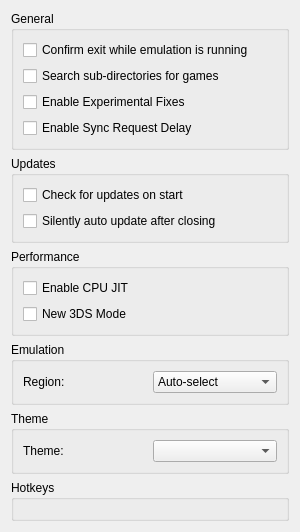
Old version of the form src/citra_qt/configuration/configure_general.ui in the repository grimtnt/citra.
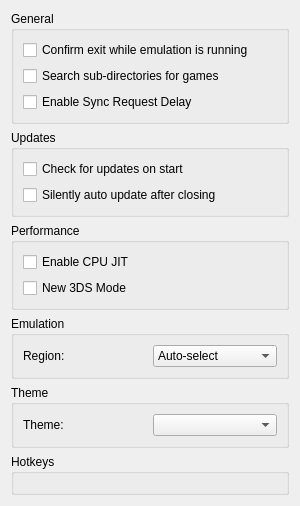
New version of the form. Custom widgets are drawn as their Qt base class.

Commit message:
Remove experimental fixes setting (#202)
* Update settings.h

* remove ever oasis  fix on coretiming

* Update config.cpp

* Update default_ini.h

* Update config.cpp

* Update configure_general.cpp

* Update configure_general.ui

Patch:
```diff
--- a/src/citra_qt/configuration/configure_general.ui
+++ b/src/citra_qt/configuration/configure_general.ui
@@ -38,13 +38,6 @@
             </property>
            </widget>
           </item>
-         <item>
-           <widget class="QCheckBox" name="enable_experimental_fixes">
-            <property name="text">
-             <string>Enable Experimental Fixes</string>
-            </property>
-           </widget>
-          </item>
          <item>
            <widget class="QCheckBox" name="sr_delay">
             <property name="text">
```
The commit also changes 6 other files.
